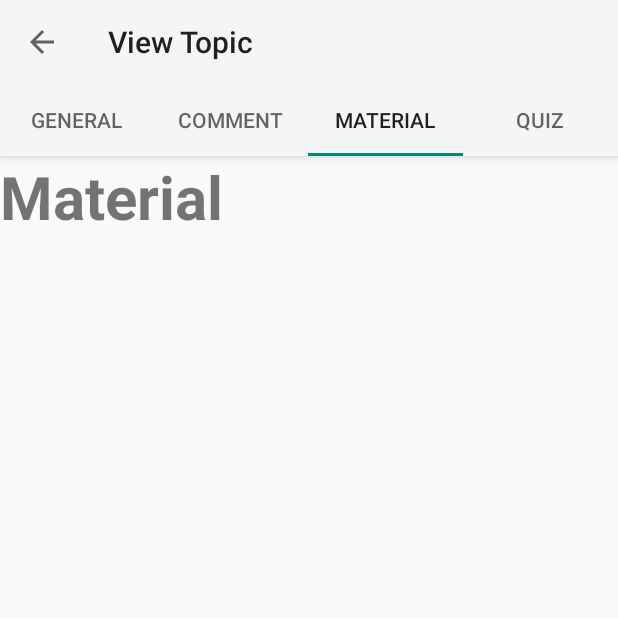
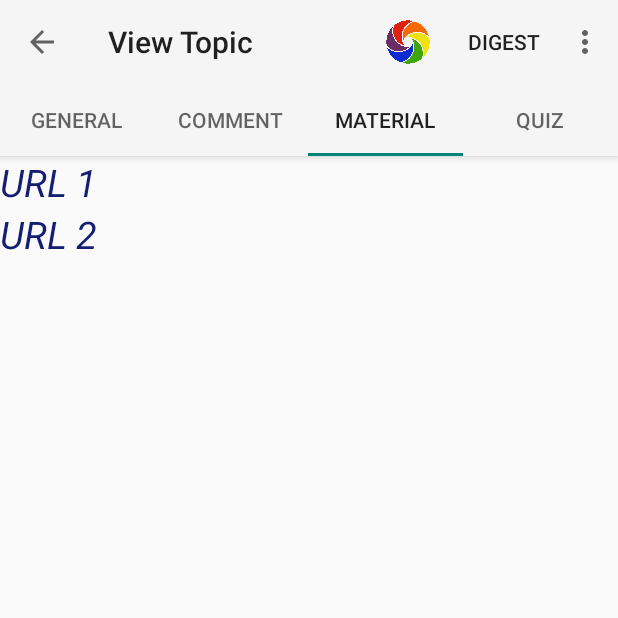
Before and after one commit to bounswe/bounswe2016group5, an Android app: the ViewTopicActivity screen opened directly, with no data from a screen before it, tab 3 chosen, on a phone screen of 412 x 824 dp, the top half of it. Run offline under Robolectric (Android 15) with nearby library versions, the phone set to English and light mode, and no system bars.

Commit message:
Make commnet and Material Part added, res/values highly modified

```diff
--- /dev/null
+++ b/DigestAndroid/app/src/main/res/drawable/etround.xml
@@ -0,0 +1,6 @@
+<?xml version="1.0" encoding="utf-8"?>
+<shape xmlns:android="http://schemas.android.com/apk/res/android"
+    android:shape="rectangle" android:padding="@dimen/et_left_right_padding">
+    <stroke android:width="@dimen/stroke" android:color="@color/etBound"/>
+    <corners android:radius="@dimen/rounded_radius"/>
+</shape>
--- /dev/null
+++ b/DigestAndroid/app/src/main/res/drawable/item_box.xml
@@ -0,0 +1,5 @@
+<?xml version="1.0" encoding="utf-8"?>
+<shape xmlns:android="http://schemas.android.com/apk/res/android"
+    android:shape="rectangle" android:padding="@dimen/et_left_right_padding">
+    <stroke android:width="@dimen/stroke" android:color="@color/etBound"/>
+</shape>
--- /dev/null
+++ b/DigestAndroid/app/src/main/res/drawable/purplebutton.xml
@@ -0,0 +1,6 @@
+<?xml version="1.0" encoding="utf-8"?>
+<shape xmlns:android="http://schemas.android.com/apk/res/android"
+    android:shape="rectangle" android:padding="@dimen/b_padding" >
+    <solid android:color="@color/darkButton"/>
+    <corners android:radius="@dimen/rounded_radius"/>
+</shape>
--- a/DigestAndroid/app/src/main/res/layout/fragment_topic_material.xml
+++ b/DigestAndroid/app/src/main/res/layout/fragment_topic_material.xml
@@ -1,16 +1,27 @@
-<RelativeLayout xmlns:android="http://schemas.android.com/apk/res/android"
+
+
+<LinearLayout xmlns:android="http://schemas.android.com/apk/res/android"
     xmlns:tools="http://schemas.android.com/tools"
     android:layout_width="match_parent"
     android:layout_height="match_parent"
-    tools:context="digest.digestandroid.fragments.TopicMaterialFragment">
+    tools:context="digest.digestandroid.fragments.TopicMaterialFragment"
+    android:orientation="vertical">
 
     <!-- TODO: Update blank fragment layout -->
     <TextView
         android:layout_width="match_parent"
-        android:layout_height="match_parent"
-        android:text="@string/topic_material_tab"
-        android:textSize="40sp"
-        android:textStyle="bold"
-        android:layout_centerInParent="true" />
+        android:layout_height="wrap_content"
+        android:text="URL 1"
+        android:textSize="25sp"
+        android:textStyle="italic"
+        android:textColor="@color/darkButton" />
 
-</RelativeLayout>
+    <TextView
+        android:layout_width="match_parent"
+        android:layout_height="wrap_content"
+        android:text="URL 2"
+        android:textSize="25sp"
+        android:textStyle="italic"
+        android:textColor="@color/darkButton" />
+
+</LinearLayout>
--- /dev/null
+++ b/DigestAndroid/app/src/main/res/menu/viewtopic_actionbar.xml
@@ -0,0 +1,20 @@
+<?xml version="1.0" encoding="utf-8"?>
+<menu xmlns:android="http://schemas.android.com/apk/res/android"
+    xmlns:app="http://schemas.android.com/apk/res-auto" >
+    <!-- "Mark Favorite", should appear as action button if possible -->
+    <item
+        android:id="@+id/action_comment"
+        android:icon="@drawable/default_logo"
+        android:title="Make Comment"
+        app:showAsAction="ifRoom"/>
+
+    <item
+        android:id="@+id/action_bar_title"
+        android:title="@string/app_name"
+        app:showAsAction="ifRoom"/>
+
+    <!-- Settings, should always be in the overflow -->
+    <item android:id="@+id/action_settings"
+        android:title="@string/action_settings"
+        app:showAsAction="never"/>
+</menu>
--- a/DigestAndroid/app/src/main/res/values/colors.xml
+++ b/DigestAndroid/app/src/main/res/values/colors.xml
@@ -24,4 +24,9 @@
   <color name="navigationBarColor">#000000</color>
   <color name="colorAccent">#c8e8ff</color>
 
+  <color name="textColor">#575757</color>
+  <color name="textColorHint">#c5c5c5</color>
+  <color name="etBound">#959595</color>
+  <color name="darkButton">#141f72</color>
+
 </resources>
--- a/DigestAndroid/app/src/main/res/values/strings.xml
+++ b/DigestAndroid/app/src/main/res/values/strings.xml
@@ -2,6 +2,8 @@
     <string name="app_name">Digest</string>
     <string name="view_topic_label">View Topic</string>
     <string name="create_topic_label">Create Topic</string>
+
+    <string name="add_comment_label">Make Comment</string>
 
     <string name="hello_world">Hello world!</string>
     <string name="action_settings">Settings</string>
```
Also changed, not shown: DigestAndroid/app/src/main/AndroidManifest.xml (+12 -2 lines), DigestAndroid/app/src/main/java/digest/digestandroid/AddCommentActivity.java (added, +13 -0 lines), DigestAndroid/app/src/main/res/layout/activity_add_comment.xml (added, +31 -0 lines), DigestAndroid/app/src/main/res/values/dimens.xml (+23 -0 lines), DigestAndroid/app/src/main/res/values/styles.xml (+28 -0 lines), 2 other files.
